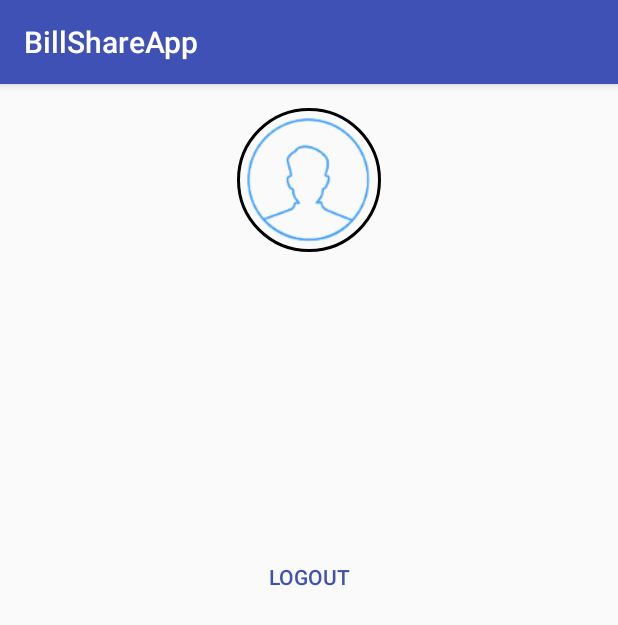
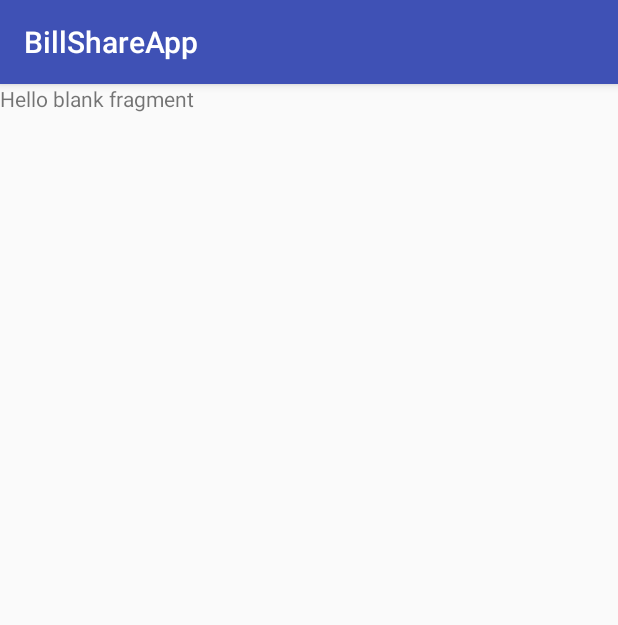
Before and after one commit to AayushNagpal/BillShare, an Android app: the fragment ProfileFragment shown on its own in the app's theme, on a phone screen of 412 x 824 dp. Shown: the top 625 px of the screen. Run offline under Robolectric (Android 15) with nearby library versions, the phone set to English and light mode, and no system bars.

Commit message:
Revert "show profile information"
This reverts commit de45d77fe71da6a20ee34bb20463bd50fb769199

```diff
--- a/BillShareApp/app/build.gradle
+++ b/BillShareApp/app/build.gradle
@@ -55,8 +55,6 @@ dependencies {
     compile 'com.squareup.okhttp:okhttp:2.7.5'
     //compile 'junit:junit:4.12'
     compile 'com.android.support:cardview-v7:24.2.1'
-	compile 'de.hdodenhof:circleimageview:2.1.0'
-
 
     // Android runner and rules support
     androidTestCompile 'com.android.support.test:runner:0.5'
--- a/BillShareApp/app/src/main/java/billshare/com/fragments/ProfileFragment.java
+++ b/BillShareApp/app/src/main/java/billshare/com/fragments/ProfileFragment.java
@@ -9,10 +9,8 @@ import android.support.v4.app.Fragment;
 import android.view.LayoutInflater;
 import android.view.View;
 import android.view.ViewGroup;
-import android.widget.TextView;
 
 import billshare.com.activities.R;
-import billshare.com.utils.PreferenceUtil;
 
 
 /**
@@ -32,7 +30,7 @@ public class ProfileFragment extends Fragment {
     // TODO: Rename and change types of parameters
     private String mParam1;
     private String mParam2;
-    private TextView nameTextView, emailTextView, mobileTextView, timezoneTextView, currencyView;
+
     private OnFragmentInteractionListener mListener;
 
     public ProfileFragment() {
@@ -69,21 +67,8 @@ public class ProfileFragment extends Fragment {
     @Override
     public View onCreateView(LayoutInflater inflater, ViewGroup container,
                              Bundle savedInstanceState) {
-
-        View v = inflater.inflate(R.layout.fragment_profile, container, false);
-
-        nameTextView = (TextView) v.findViewById(R.id.userNameView);
-        emailTextView = (TextView) v.findViewById(R.id.emailView);
-        mobileTextView = (TextView) v.findViewById(R.id.mobileNumberView);
-        timezoneTextView = (TextView) v.findViewById(R.id.timeZoneView);
-        currencyView = (TextView) v.findViewById(R.id.currencyView);
-        nameTextView.setText(PreferenceUtil.instance(getActivity()).getNameFromSPreferences());
-        emailTextView.setText(PreferenceUtil.instance(getActivity()).getEmailIdFromSPreferences());
-        mobileTextView.setText(PreferenceUtil.instance(getActivity()).getMobileNoFromSPreferences());
-        timezoneTextView.setText(PreferenceUtil.instance(getActivity()).getTimeZoneFromSPreferences());
-        currencyView.setText(PreferenceUtil.instance(getActivity()).getCurrencyFromSPreferences());
         // Inflate the layout for this fragment
-        return v;
+        return inflater.inflate(R.layout.fragment_profile, container, false);
     }
 
     // TODO: Rename method, update argument and hook method into UI event
--- a/BillShareApp/app/src/main/java/billshare/com/restservice/RestServiceObject.java
+++ b/BillShareApp/app/src/main/java/billshare/com/restservice/RestServiceObject.java
@@ -15,7 +15,7 @@ public class RestServiceObject {
 
     //private static final String BASE_URL = "http://192.168.0.101:8080";
 
-    private static final String BASE_URL = "http://192.168.1.101:8080";
+    private static final String BASE_URL = "http://192.168.0.21:8080";
 
 
     public static IRestServices getiRestServicesObject(Context context) {
--- a/BillShareApp/app/src/main/java/billshare/com/utils/PreferenceUtil.java
+++ b/BillShareApp/app/src/main/java/billshare/com/utils/PreferenceUtil.java
@@ -41,12 +41,7 @@ public class PreferenceUtil {
         SharedPreferences.Editor editor = getPreferenceEditorObject();
         editor.putString(StringConstants.NAME, user.getName());
         editor.putString(StringConstants.EMAILID, user.getEmailId());
-        editor.putString(StringConstants.MOBILE_NO, user.getMobileNo());
-        editor.putString(StringConstants.CURRENCY, user.getCurrency());
-        editor.putString(StringConstants.TIMEZONE, user.getTimeZone());
         editor.putInt(StringConstants.USER_ID, user.getId());
-
-
         editor.apply();
         editor.commit();
 
@@ -65,31 +60,6 @@ public class PreferenceUtil {
         return String.valueOf(preferenceObject.getInt(StringConstants.USER_ID, 0));
     }
 
-    public String getNameFromSPreferences() {
-        SharedPreferences preferenceObject = getPreferenceObject();
-        return preferenceObject.getString(StringConstants.NAME, "");
-    }
-
-    public String getCurrencyFromSPreferences() {
-        SharedPreferences preferenceObject = getPreferenceObject();
-        return preferenceObject.getString(StringConstants.CURRENCY, "");
-    }
-
-    public String getMobileNoFromSPreferences() {
-        SharedPreferences preferenceObject = getPreferenceObject();
-        return preferenceObject.getString(StringConstants.MOBILE_NO, "");
-    }
-
-    public String getTimeZoneFromSPreferences() {
-        SharedPreferences preferenceObject = getPreferenceObject();
-        return preferenceObject.getString(StringConstants.TIMEZONE, "");
-    }
-
-    public String getEmailIdFromSPreferences() {
-        SharedPreferences preferenceObject = getPreferenceObject();
-        return preferenceObject.getString(StringConstants.EMAILID, "");
-    }
-
     public boolean isNotExistSPreferences() {
 
         return getPreferenceObject().getAll().isEmpty();
--- a/BillShareApp/app/src/main/java/billshare/com/utils/StringConstants.java
+++ /dev/null
@@ -1,11 +0,0 @@
-package billshare.com.utils;
-
-
-public class StringConstants {
-    public static final String NAME = "name";
-    public static final String EMAILID = "emailId";
-    public static final String USER_ID = "id";
-    public static final String CURRENCY = "currency";
-    public static final String TIMEZONE = "timezone";
-    public static final String MOBILE_NO = "mobile_no";
-}
--- a/BillShareApp/app/src/main/res/layout/fragment_profile.xml
+++ b/BillShareApp/app/src/main/res/layout/fragment_profile.xml
@@ -1,78 +1,13 @@
-<LinearLayout xmlns:android="http://schemas.android.com/apk/res/android"
-    xmlns:app="http://schemas.android.com/apk/res-auto"
+<FrameLayout xmlns:android="http://schemas.android.com/apk/res/android"
     xmlns:tools="http://schemas.android.com/tools"
     android:layout_width="match_parent"
     android:layout_height="match_parent"
-
-    android:layout_margin="@dimen/activity_horizontal_margin"
-    android:orientation="horizontal"
     tools:context="billshare.com.fragments.ProfileFragment">
 
-    <LinearLayout
+    <!-- TODO: Update blank fragment layout -->
+    <TextView
         android:layout_width="match_parent"
         android:layout_height="match_parent"
-        android:orientation="vertical">
+        android:text="@string/hello_blank_fragment" />
 
-        <de.hdodenhof.circleimageview.CircleImageView
-            android:id="@+id/profile_image"
-            android:layout_width="96dp"
-            android:layout_height="96dp"
-
-            android:layout_gravity="center"
-            android:src="@mipmap/profile_icon"
-            app:civ_border_color="#FF000000"
-            app:civ_border_width="2dp" />
-
-
-        <TextView
-            android:id="@+id/userNameView"
-            android:layout_width="wrap_content"
-            android:layout_height="wrap_content"
-            android:layout_gravity="center_horizontal"
-            android:layout_marginTop="@dimen/activity_horizontal_margin"
-            android:text="Name" />
-
-        <TextView
-            android:id="@+id/emailView"
-            android:layout_width="wrap_content"
-            android:layout_height="wrap_content"
-            android:layout_gravity="center_horizontal"
-            android:layout_marginTop="@dimen/activity_horizontal_margin"
-            android:text="Name" />
-
-        <TextView
-            android:id="@+id/mobileNumberView"
-            android:layout_width="wrap_content"
-            android:layout_height="wrap_content"
-            android:layout_gravity="center_horizontal"
-            android:layout_marginTop="@dimen/activity_horizontal_margin"
-            android:text="Name" />
-
-        <TextView
-            android:id="@+id/currencyView"
-            android:layout_width="wrap_content"
-            android:layout_height="wrap_content"
-            android:layout_gravity="center_horizontal"
-            android:layout_marginTop="@dimen/activity_horizontal_margin"
-            android:text="Name" />
-
-        <TextView
-            android:id="@+id/timeZoneView"
-            android:layout_width="wrap_content"
-            android:layout_height="wrap_content"
-            android:layout_gravity="center_horizontal"
-            android:layout_marginTop="@dimen/activity_horizontal_margin"
-            android:text="Name" />
-
-        <Button
-            android:id="@+id/button"
-            android:layout_width="match_parent"
-            android:layout_height="wrap_content"
-            android:textColor="@color/colorPrimary"
-            android:background="@android:color/transparent"
-
-            android:layout_marginTop="@dimen/activity_horizontal_margin"
-            android:text="Logout" />
-    </LinearLayout>
-
-</LinearLayout>
+</FrameLayout>
```
Also changed, not shown: BillShareApp/app/src/main/res/mipmap-xxxhdpi/profile_icon.png (deleted).
